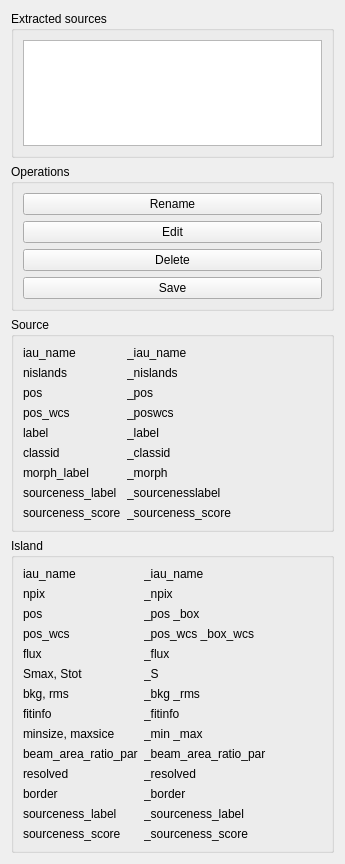
This is Code/ui/sourcewidget.ui in VisIVOLab/ViaLacteaVisualAnalytics as Qt 5 draws it before an edit. The edited form follows.
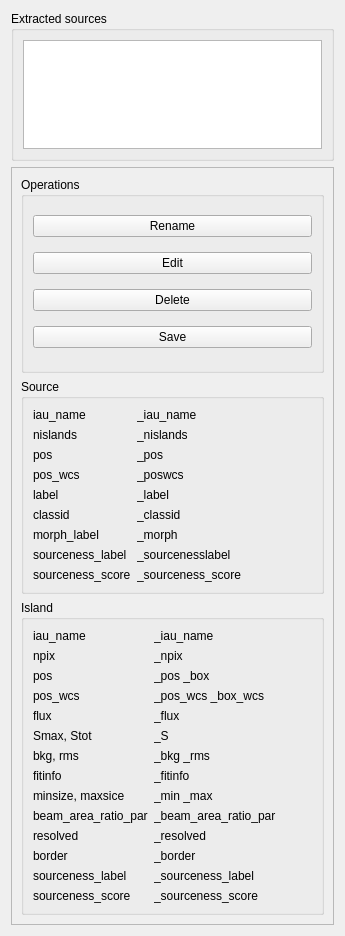
This is the edited form.

Commit message: Json catalogue: scroll area in source info widget

```diff
--- a/Code/ui/sourcewidget.ui
+++ b/Code/ui/sourcewidget.ui
@@ -7,7 +7,7 @@
     <x>0</x>
     <y>0</y>
     <width>345</width>
-    <height>864</height>
+    <height>936</height>
    </rect>
   </property>
   <property name="windowTitle">
@@ -33,6 +33,21 @@
     </widget>
    </item>
    <item>
+    <widget class="QScrollArea" name="scrollArea">
+     <property name="widgetResizable">
+      <bool>true</bool>
+     </property>
+     <widget class="QWidget" name="scrollAreaWidgetContents">
+      <property name="geometry">
+       <rect>
+        <x>0</x>
+        <y>0</y>
+        <width>325</width>
+        <height>816</height>
+       </rect>
+      </property>
+      <layout class="QVBoxLayout" name="verticalLayout_4">
+       <item>
     <widget class="QGroupBox" name="groupBox">
      <property name="title">
       <string>Operations</string>
@@ -72,7 +87,7 @@
      </layout>
     </widget>
    </item>
-   <item alignment="Qt::AlignTop">
+       <item>
     <widget class="QGroupBox" name="boxSource">
      <property name="title">
       <string>Source</string>
@@ -213,7 +228,7 @@
      </layout>
     </widget>
    </item>
-   <item alignment="Qt::AlignTop">
+       <item>
     <widget class="QGroupBox" name="boxIslands">
      <property name="title">
       <string>Island</string>
@@ -422,6 +437,10 @@
        </widget>
       </item>
      </layout>
+        </widget>
+       </item>
+      </layout>
+     </widget>
     </widget>
    </item>
   </layout>
```
Lines whose indentation alone changed are shown as unchanged.
